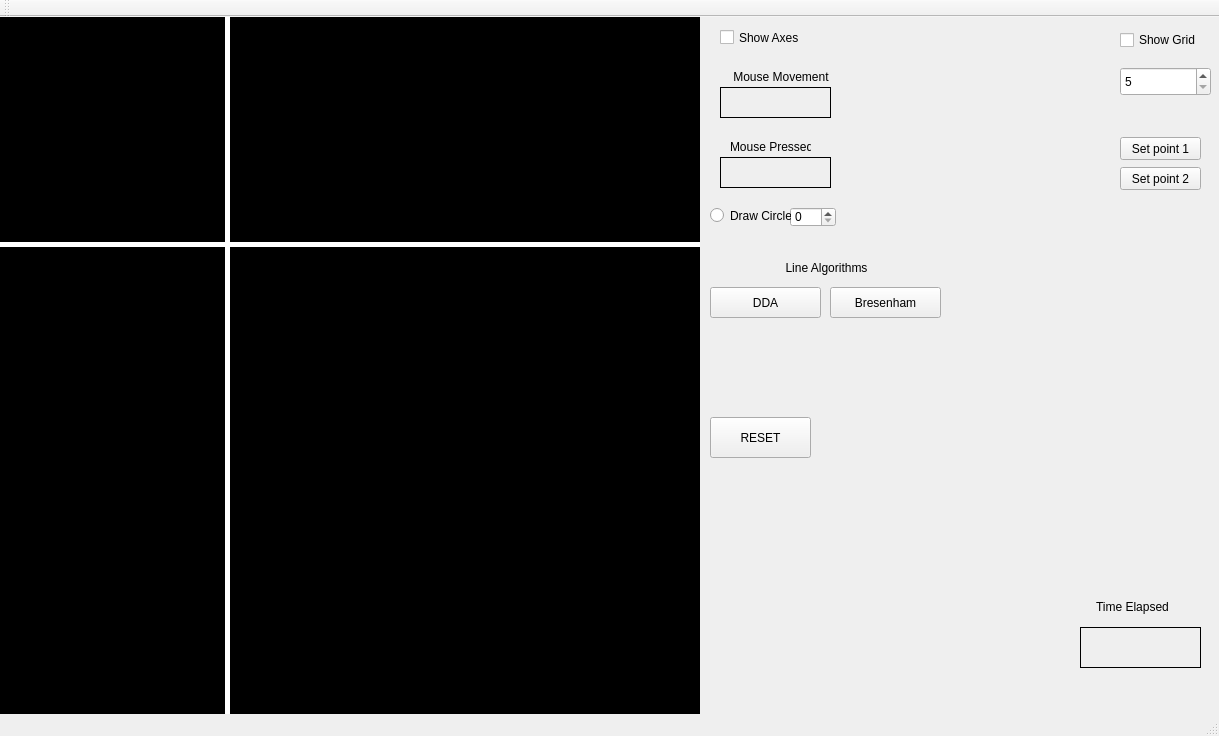
kanko-ghosh/qt-project, file mainwindow.ui: the form before one commit.
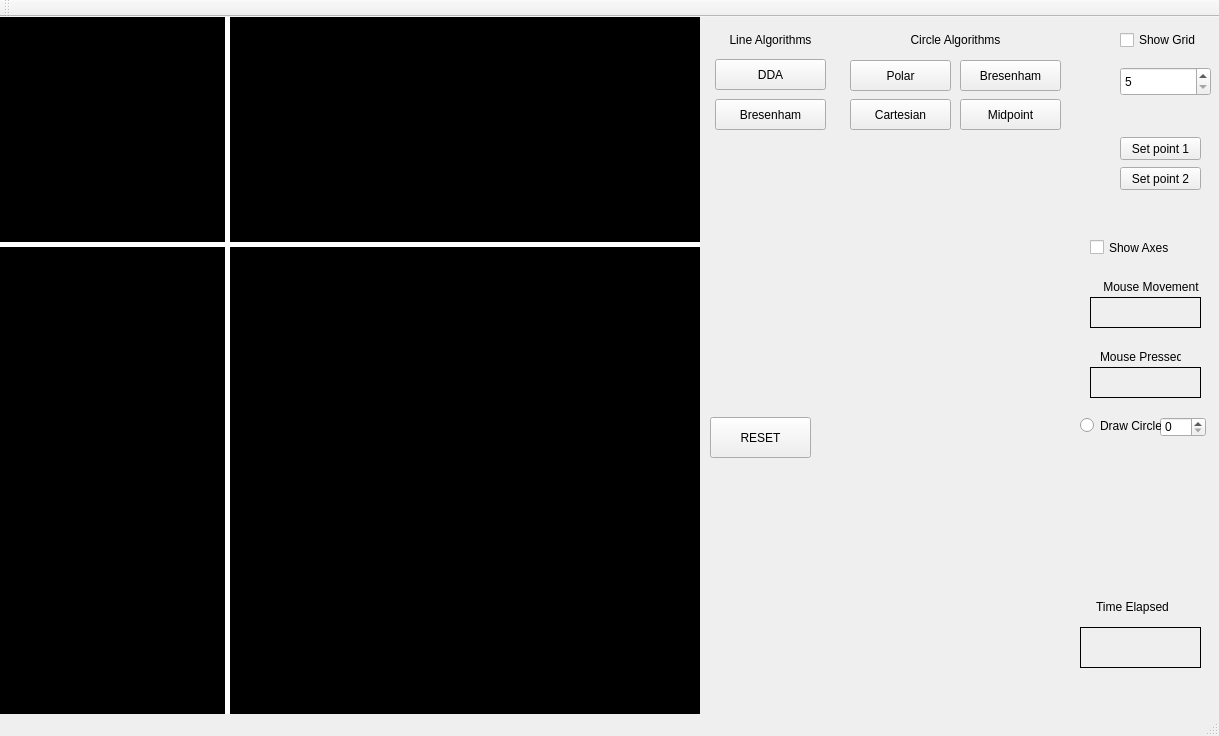
The form after the commit. Custom widgets are drawn as their Qt base class.

Commit message: polar circle implemented

What changed in the file:
```diff
--- a/mainwindow.ui
+++ b/mainwindow.ui
@@ -45,8 +45,8 @@
    <widget class="QLabel" name="mouse_movement">
     <property name="geometry">
      <rect>
-      <x>720</x>
-      <y>70</y>
+      <x>1090</x>
+      <y>280</y>
       <width>111</width>
       <height>31</height>
      </rect>
@@ -61,8 +61,8 @@
    <widget class="QLabel" name="label_3">
     <property name="geometry">
      <rect>
-      <x>720</x>
-      <y>50</y>
+      <x>1090</x>
+      <y>260</y>
       <width>111</width>
       <height>20</height>
      </rect>
@@ -74,8 +74,8 @@
    <widget class="QLabel" name="mouse_pressed">
     <property name="geometry">
      <rect>
-      <x>720</x>
-      <y>140</y>
+      <x>1090</x>
+      <y>350</y>
       <width>111</width>
       <height>31</height>
      </rect>
@@ -90,8 +90,8 @@
    <widget class="QLabel" name="label_5">
     <property name="geometry">
      <rect>
-      <x>730</x>
-      <y>120</y>
+      <x>1100</x>
+      <y>330</y>
       <width>81</width>
       <height>20</height>
      </rect>
@@ -148,8 +148,8 @@
    <widget class="QCheckBox" name="show_axes">
     <property name="geometry">
      <rect>
-      <x>720</x>
-      <y>10</y>
+      <x>1090</x>
+      <y>220</y>
       <width>91</width>
       <height>21</height>
      </rect>
@@ -161,8 +161,8 @@
    <widget class="QSpinBox" name="circle_radius">
     <property name="geometry">
      <rect>
-      <x>790</x>
-      <y>190</y>
+      <x>1160</x>
+      <y>400</y>
       <width>46</width>
       <height>20</height>
      </rect>
@@ -171,8 +171,8 @@
    <widget class="QRadioButton" name="draw_circle">
     <property name="geometry">
      <rect>
-      <x>710</x>
-      <y>190</y>
+      <x>1080</x>
+      <y>400</y>
       <width>81</width>
       <height>17</height>
      </rect>
@@ -252,8 +252,8 @@
    <widget class="QPushButton" name="bresenham_line">
     <property name="geometry">
      <rect>
-      <x>830</x>
-      <y>270</y>
+      <x>715</x>
+      <y>82</y>
       <width>111</width>
       <height>31</height>
      </rect>
@@ -265,8 +265,8 @@
    <widget class="QPushButton" name="dda">
     <property name="geometry">
      <rect>
-      <x>710</x>
-      <y>270</y>
+      <x>715</x>
+      <y>42</y>
       <width>111</width>
       <height>31</height>
      </rect>
@@ -310,8 +310,8 @@
    <widget class="QLabel" name="label">
     <property name="geometry">
      <rect>
-      <x>766</x>
-      <y>241</y>
+      <x>710</x>
+      <y>13</y>
       <width>121</width>
       <height>20</height>
      </rect>
@@ -323,6 +323,74 @@
      <set>Qt::AlignCenter</set>
     </property>
    </widget>
+   <widget class="QLabel" name="circle_label">
+    <property name="geometry">
+     <rect>
+      <x>890</x>
+      <y>13</y>
+      <width>131</width>
+      <height>20</height>
+     </rect>
+    </property>
+    <property name="text">
+     <string>Circle Algorithms</string>
+    </property>
+    <property name="alignment">
+     <set>Qt::AlignCenter</set>
+    </property>
+   </widget>
+   <widget class="QPushButton" name="polar_circle">
+    <property name="geometry">
+     <rect>
+      <x>850</x>
+      <y>43</y>
+      <width>101</width>
+      <height>31</height>
+     </rect>
+    </property>
+    <property name="text">
+     <string>Polar</string>
+    </property>
+   </widget>
+   <widget class="QPushButton" name="bresenham_cicle">
+    <property name="geometry">
+     <rect>
+      <x>960</x>
+      <y>43</y>
+      <width>101</width>
+      <height>31</height>
+     </rect>
+    </property>
+    <property name="text">
+     <string>Bresenham</string>
+    </property>
+   </widget>
+   <widget class="QPushButton" name="cartesian_circle">
+    <property name="geometry">
+     <rect>
+      <x>850</x>
+      <y>82</y>
+      <width>101</width>
+      <height>31</height>
+     </rect>
+    </property>
+    <property name="text">
+     <string>Cartesian</string>
+    </property>
+   </widget>
+   <widget class="QPushButton" name="midpoint_circle">
+    <property name="geometry">
+     <rect>
+      <x>960</x>
+      <y>82</y>
+      <width>101</width>
+      <height>31</height>
+     </rect>
+    </property>
+    <property name="text">
+     <string>Midpoint</string>
+    </property>
+   </widget>
   </widget>
   <widget class="QMenuBar" name="menuBar">
    <property name="geometry">
```
Left out of the diff: 2 changed lines with no effect on the pictures. The commit also changes 3 other files.
